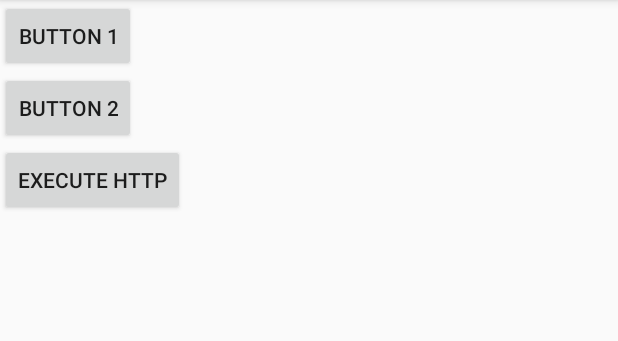
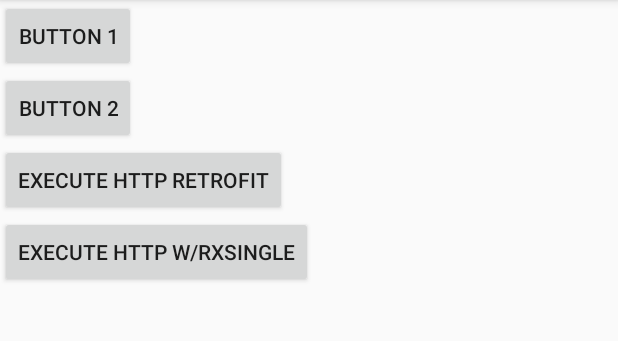
Before and after one commit to Nilzor/coroutines-android, an Android app: the screen it shows after launch (MainActivity), on a phone screen of 412 x 824 dp, the part 84-425 px from its top. Run offline under Robolectric (Android 15) with nearby library versions, the phone set to English and light mode, and no system bars; libraries missing offline, so code that uses them is left out: kotlinx.coroutines.experimental, rx.schedulers; 5 statements that could not run were skipped.

Commit message:
Add test method which use the experimental `rxSingle`

```diff
--- a/app/src/main/java/com/example/nilzor/coroutines/HttpBin.kt
+++ b/app/src/main/java/com/example/nilzor/coroutines/HttpBin.kt
@@ -22,6 +22,4 @@ interface HttpBin {
 
     @GET("delay/{secs}")
     fun delay(@Path("secs") delayTimeSecs: Int): Observable<HttpBinReply>
-    @GET("delay/{secs}")
-    fun delay2(@Path("secs") delayTimeSecs: Int): Call<HttpBinReply>
 }
--- a/app/src/main/res/layout/activity_main.xml
+++ b/app/src/main/res/layout/activity_main.xml
@@ -26,7 +26,13 @@
             android:layout_width="wrap_content"
             android:layout_height="wrap_content"
             android:onClick="button3"
-            android:text="Execute HTTP"/>
+            android:text="Execute HTTP Retrofit"/>
+
+        <Button
+            android:layout_width="wrap_content"
+            android:layout_height="wrap_content"
+            android:onClick="button4"
+            android:text="Execute HTTP w/rxSingle"/>
 
     </LinearLayout>
 </android.support.constraint.ConstraintLayout>
```
Also changed, not shown: app/src/main/java/com/example/nilzor/coroutines/Corot.kt (+24 -6 lines), app/src/main/java/com/example/nilzor/coroutines/MainActivity.kt (+6 -1 lines).
